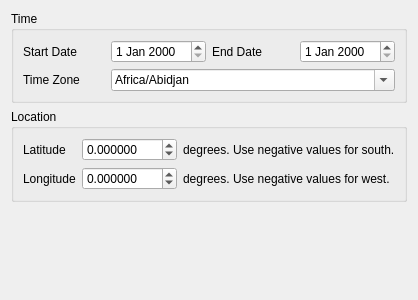
davidrg/zxweather, file desktop/reporting/reports/sun/criteria.ui: the form before one commit.
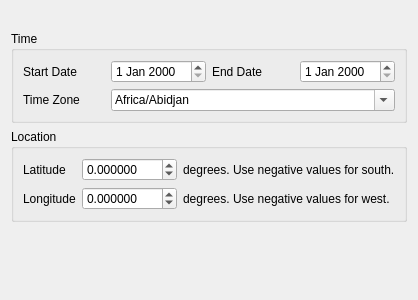
The form after the commit.

Commit message: Put the report name on the sunrise/sunset report criteria page

Diff of the .ui file:
```diff
--- a/desktop/reporting/reports/sun/criteria.ui
+++ b/desktop/reporting/reports/sun/criteria.ui
@@ -14,6 +14,13 @@
    <string>Form</string>
   </property>
   <layout class="QVBoxLayout" name="verticalLayout">
+   <item>
+    <widget class="QLabel" name="reportNameBig">
+     <property name="text">
+      <string/>
+     </property>
+    </widget>
+   </item>
    <item>
     <widget class="QGroupBox" name="groupBox_2">
      <property name="title">
@@ -53,7 +60,7 @@
          <bool>true</bool>
         </property>
         <property name="currentText">
-         <string>Pacific/Auckland</string>
+         <string>Africa/Abidjan</string>
         </property>
         <property name="insertPolicy">
          <enum>QComboBox::NoInsert</enum>
```
